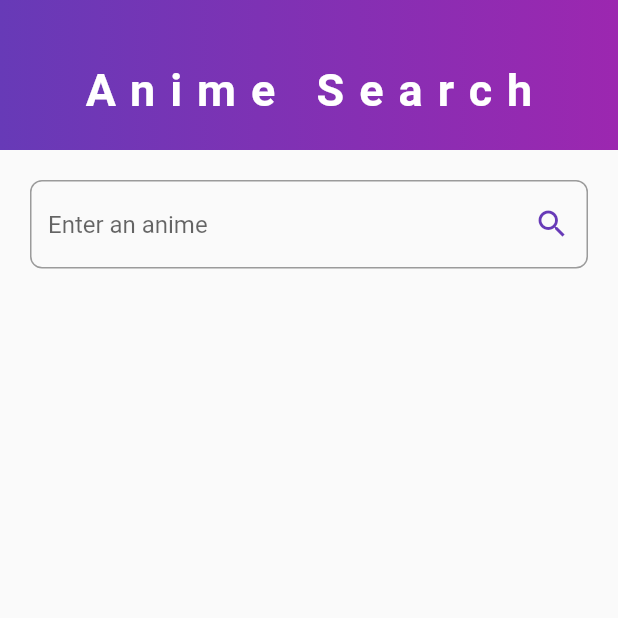
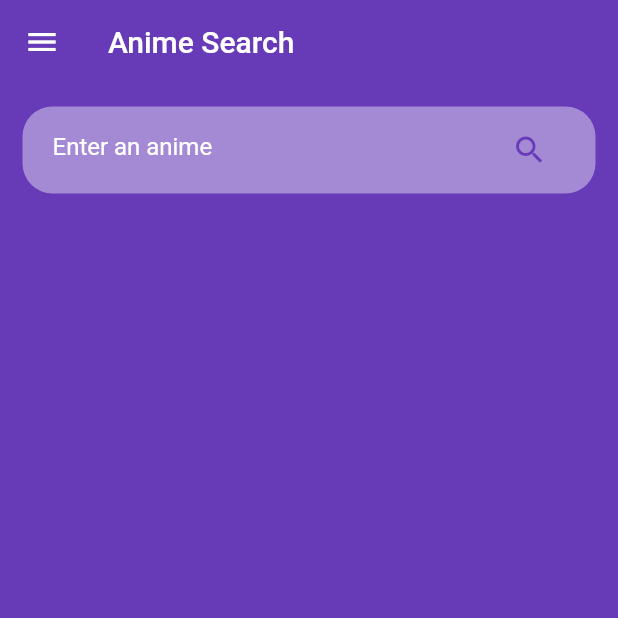
Before and after one commit to RafaelAndrade0/Anime-Search, a Flutter app: the Homepage screen opened directly, on a phone screen of 412 x 824 dp, the top half of it. Run offline on Flutter 3.47's test engine with Material 2 defaults, Android fonts, the phone set to English and light mode, and no system bars; our stand-ins replace auto_route, bloc, dartz, firebase_auth, flushbar, flutter_bloc and 6 more; missing offline and left inert: flutter_auth_buttons; accounts and stored records are empty; generated files the repository leaves out were written again.

Commit message:
Implementação do novo design

```diff
--- a/lib/presentation/home/home_page.dart
+++ b/lib/presentation/home/home_page.dart
@@ -11,37 +11,36 @@ class Homepage extends StatelessWidget {
   @override
   Widget build(BuildContext context) {
     return Scaffold(
-      // appBar: AppBar(
-      //   title: const Text('Anime Search'),
+      backgroundColor: Colors.deepPurple,
+      appBar: AppBar(
+        backgroundColor: Colors.deepPurple,
+        elevation: 0,
+        title: const Text('Anime Search'),
+      ),
+      // appBar: GradientAppBar(
+      //   title: 'Anime Search',
+      //   gradientBegin: Colors.deepPurple,
+      //   gradientEnd: Colors.purple,
       // ),
-      appBar: GradientAppBar(
-        title: 'Anime Search',
-        gradientBegin: Colors.deepPurple,
-        gradientEnd: Colors.purple,
-      ),
       drawer: Drawer(
-        // Add a ListView to the drawer. This ensures the user can scroll
-        // through the options in the drawer if there isn't enough vertical
-        // space to fit everything.
         child: ListView(
-          // Important: Remove any padding from the ListView.
           padding: EdgeInsets.zero,
           children: <Widget>[
             DrawerHeader(
-              child: Text('Drawer Header'),
               decoration: BoxDecoration(
-                color: Colors.blue,
+                color: Colors.deepPurple,
               ),
+              child: const Text('Drawer Header'),
             ),
             ListTile(
-              title: Text('Item 1'),
+              title: const Text('Item 1'),
               onTap: () {
                 // Update the state of the app.
                 // ...
               },
             ),
             ListTile(
-              title: Text('Item 2'),
+              title: const Text('Item 2'),
               onTap: () {
                 // Update the state of the app.
                 // ...
--- a/lib/presentation/home/widgets/build_anime_initial.dart
+++ b/lib/presentation/home/widgets/build_anime_initial.dart
@@ -8,12 +8,20 @@ class BuildAnimeInitial extends StatelessWidget {
     return BlocBuilder<AnimeBloc, AnimeState>(
       builder: (context, state) {
         return Container(
-          padding: const EdgeInsets.all(20),
+          margin: const EdgeInsets.all(15),
+          padding: const EdgeInsets.symmetric(horizontal: 20, vertical: 5),
+          decoration: BoxDecoration(
+            color: Colors.white.withOpacity(0.4),
+            borderRadius: BorderRadius.circular(20),
+          ),
           child: TextField(
             onSubmitted: (value) => context
                 .bloc<AnimeBloc>()
-                .add(const AnimeEvent.getAnime('bleach')),
+                .add(const AnimeEvent.getAnime('attack on titan')),
             textInputAction: TextInputAction.search,
+            style: const TextStyle(
+              color: Colors.white,
+            ),
             decoration: InputDecoration(
               hintText: "Enter an anime",
               suffixIcon: Icon(
--- a/lib/presentation/loader/loader.dart
+++ b/lib/presentation/loader/loader.dart
@@ -5,10 +5,10 @@ class Loader extends StatelessWidget {
   @override
   Widget build(BuildContext context) {
     return Container(
-      color: Colors.white,
+      color: Colors.deepPurple,
       child: Center(
         child: SpinKitChasingDots(
-          color: Colors.deepPurple,
+          color: Colors.white,
           size: 100.0,
         ),
       ),
--- a/lib/presentation/sign_in/sign_in_page.dart
+++ b/lib/presentation/sign_in/sign_in_page.dart
@@ -8,6 +8,7 @@ class SignInPage extends StatelessWidget {
   @override
   Widget build(BuildContext context) {
     return Scaffold(
+      backgroundColor: Colors.deepPurple,
       body: BlocProvider(
         create: (context) => getIt<SignInFormBloc>(),
         child: SignInForm(),
```
Also changed, not shown: lib/presentation/core/app_core.dart (+7 -4 lines), lib/presentation/home/widgets/build_anime_loaded.dart (+59 -4 lines), lib/presentation/sign_in/widgets/sign_in_form.dart (+42 -13 lines).
